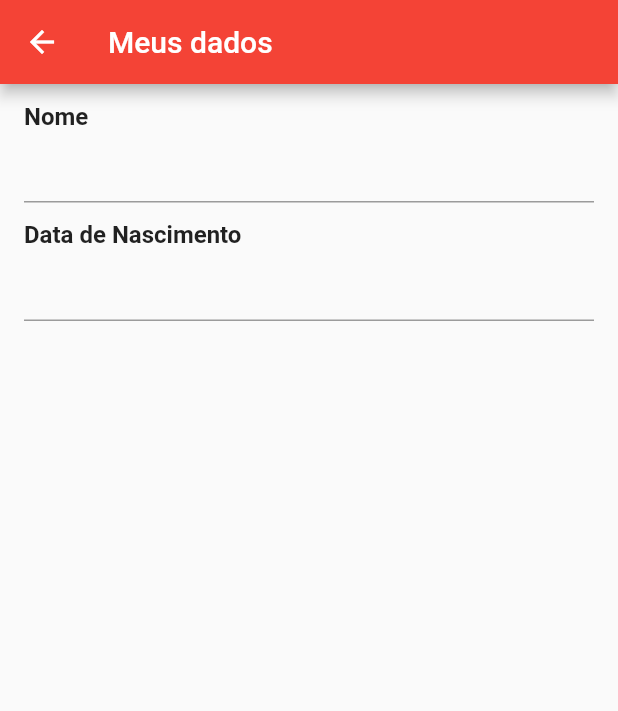
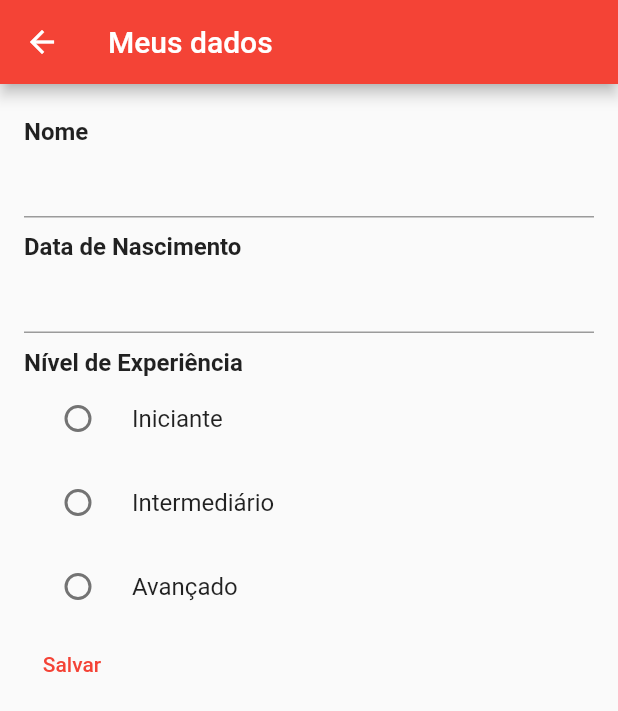
Before and after one commit to torressg/LearningFlutter, a Flutter app: the DadosCadPage screen opened directly, on a phone screen of 412 x 824 dp. Shown: the top 711 px of the screen. Run offline on Flutter 3.47's test engine with Material 2 defaults, Android fonts, the phone set to English and light mode, and no system bars; our stand-ins replace google_fonts; network calls fail.

Commit message:
RadioList w repository

```diff
--- a/lib/pages/dados_cadastrais.dart
+++ b/lib/pages/dados_cadastrais.dart
@@ -1,4 +1,5 @@
 import 'package:flutter/material.dart';
+import 'package:learning_flutter/repositories/nivel_repository.dart';
 
 class DadosCadPage extends StatefulWidget {
   final String texto;
@@ -14,11 +15,23 @@ class _DadosCadPageState extends State<DadosCadPage> {
   TextEditingController nomeController = TextEditingController(text: "");
   TextEditingController dataNascController = TextEditingController(text: "");
   DateTime? dataNascimento;
+  String nivelExp = "";
 
-  Text returnText(String texto) {
-    return Text(
-      texto,
-      style: const TextStyle(fontSize: 16, fontWeight: FontWeight.w700),
+  var niveis = [];
+
+  @override
+  void initState() {
+    niveis = NivelRepository().retornaNiveis();
+    super.initState();
+  }
+
+  Widget returnText(String texto) {
+    return Container(
+      margin: const EdgeInsets.only(top: 10),
+      child: Text(
+        texto,
+        style: const TextStyle(fontSize: 16, fontWeight: FontWeight.w700),
+      ),
     );
   }
 
@@ -34,9 +47,8 @@ class _DadosCadPageState extends State<DadosCadPage> {
           crossAxisAlignment: CrossAxisAlignment.start,
           children: [
             returnText("Nome"),
-            const TextField(),
-            const SizedBox(
-              height: 12,
+            TextField(
+              controller: nomeController,
             ),
             returnText("Data de Nascimento"),
             TextField(
@@ -55,6 +67,28 @@ class _DadosCadPageState extends State<DadosCadPage> {
                   });
                 }
               },
+            ),
+            returnText("Nível de Experiência"),
+            Column(
+                children: niveis
+                    .map((nivel) => RadioListTile(
+                        selected: nivelExp == nivel,
+                        title: Text(nivel.toString()),
+                        value: nivel.toString(),
+                        groupValue: nivelExp,
+                        onChanged: (value) {
+                          setState(() {
+                            nivelExp = value.toString();
+                          });
+                          print(nivelExp);
+                        }))
+                    .toList()),
+            TextButton(
+              onPressed: () {
+                print(nomeController.text);
+                print(dataNascimento);
+              },
+              child: const Text("Salvar"),
             )
           ],
         ),
--- /dev/null
+++ b/lib/repositories/linguagens_repository.dart
@@ -0,0 +1,5 @@
+class LingRepository {
+  List<String> retornaLing() {
+    return ["Python", "JavaScript", "Java", "C#", "Dart", "React Native"];
+  }
+}
--- /dev/null
+++ b/lib/repositories/nivel_repository.dart
@@ -0,0 +1,5 @@
+class NivelRepository {
+  List<String> retornaNiveis() {
+    return ["Iniciante", "Intermediário", "Avançado"];
+  }
+}
```
